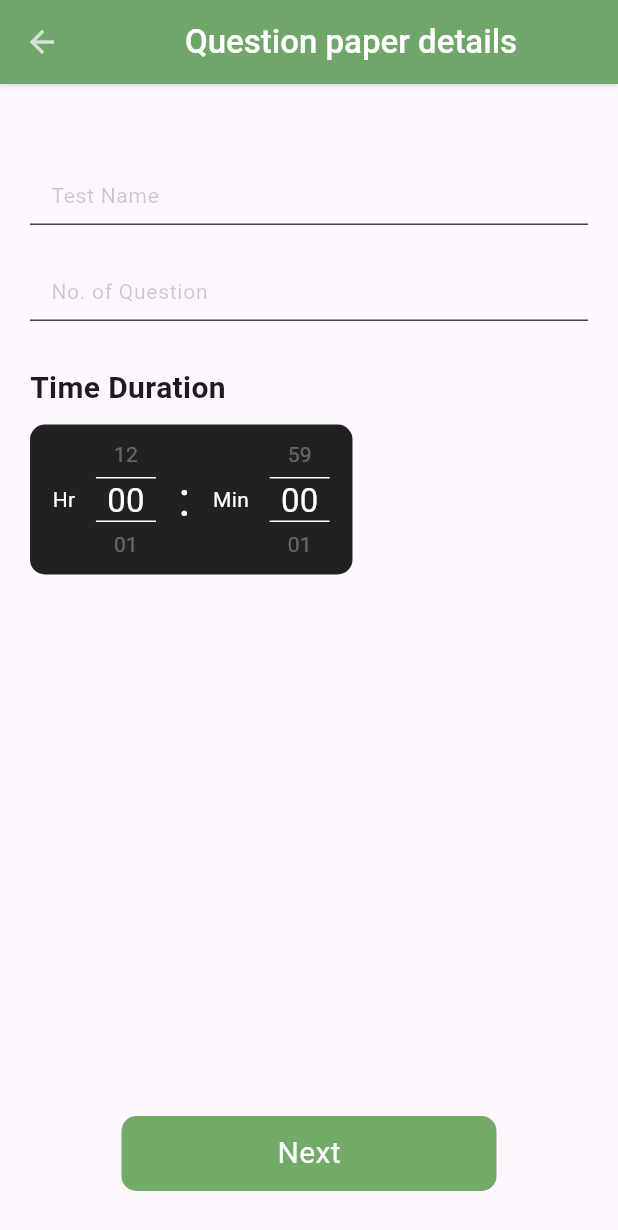
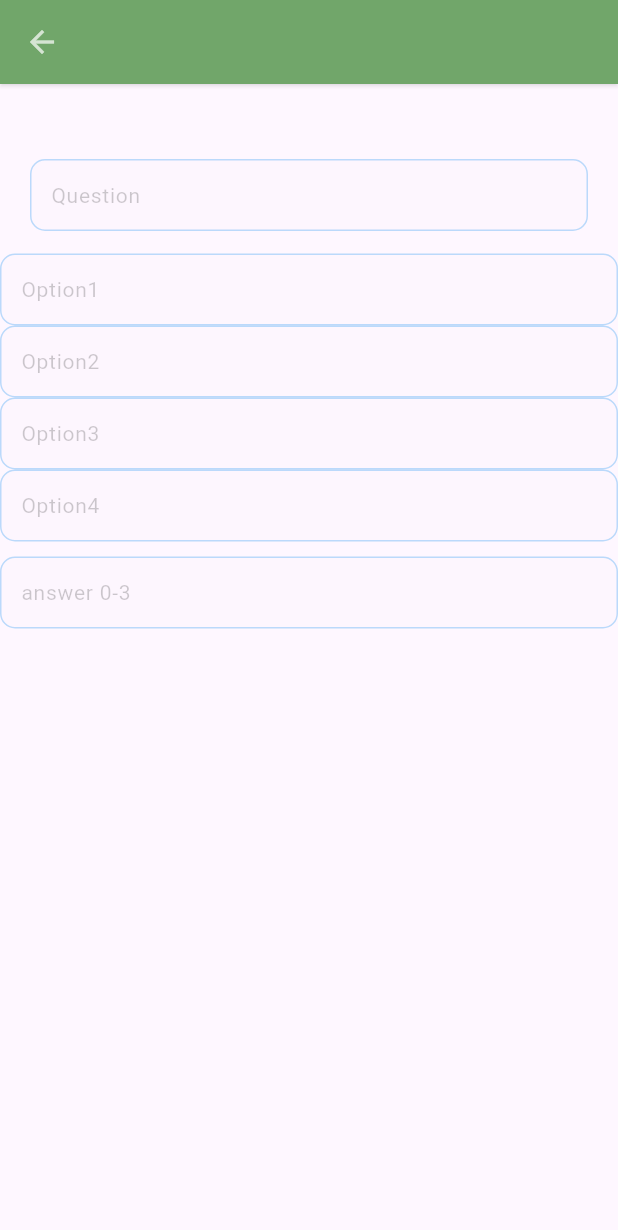
Before and after one commit to Lkgupta9723/E-TEST-APP-USING-FLUTTER, a Flutter app: the design_question_paper screen opened directly, after a tap on "Next", on a phone screen of 412 x 824 dp. Shown: the top 1230 px of the screen. Run offline on Flutter 3.47's test engine with Material 3 defaults, Android fonts, the phone set to English and light mode, and no system bars; drawn by our look-alikes of numberpicker; our stand-ins replace get; Roboto replaces fonts that are missing (SFProText).

Commit message:
kuch aage kaam start kiya h ui ka question vale page par

```diff
--- a/lib/controllers/question_controller.dart
+++ b/lib/controllers/question_controller.dart
@@ -1,6 +1,11 @@
+import 'package:flutter/material.dart';
 import 'package:get/get.dart';
 
 class QuestionController extends GetxController {
   var Hour = 0.obs;
   var Min = 0.obs;
+
+  TextEditingController testName = TextEditingController();
+  TextEditingController question_count = TextEditingController();
+  TextEditingController question = TextEditingController();
 }
--- a/lib/views/admindashboard/designQuestionPaper.dart
+++ b/lib/views/admindashboard/designQuestionPaper.dart
@@ -1,6 +1,8 @@
 import 'package:collegeapp/controllers/question_controller.dart';
 import 'package:collegeapp/views/admindashboard/adminfirstpage.dart';
+import 'package:collegeapp/views/admindashboard/questionPaperFilling.dart';
 import 'package:flutter/material.dart';
+import 'package:get/get.dart';
 import 'package:get/get_core/src/get_main.dart';
 import 'package:get/get_instance/get_instance.dart';
 import 'package:get/get_state_manager/get_state_manager.dart';
@@ -13,11 +15,10 @@ class design_question_paper extends StatefulWidget {
   State<design_question_paper> createState() => _design_question_paperState();
 }
 
-TextEditingController testName = TextEditingController();
-TextEditingController question_count = TextEditingController();
-
 class _design_question_paperState extends State<design_question_paper> {
   final QuestionController questionController = Get.put(QuestionController());
+
+  var get;
 
   @override
   Widget build(BuildContext context) {
@@ -57,10 +58,8 @@ class _design_question_paperState extends State<design_question_paper> {
             child: SizedBox(
               height: 44,
               child: TextField(
-                onChanged: (v) {
-                  setState(() {});
-                },
-                controller: testName,
+                onChanged: (v) {},
+                controller: questionController.testName,
                 style: const TextStyle(fontSize: 16),
                 cursorColor: Colors.grey,
                 decoration: InputDecoration(
@@ -83,10 +82,8 @@ class _design_question_paperState extends State<design_question_paper> {
             child: SizedBox(
               height: 44,
               child: TextField(
-                onChanged: (v) {
-                  setState(() {});
-                },
-                controller: question_count,
+                onChanged: (v) {},
+                controller: questionController.question_count,
                 style: const TextStyle(fontSize: 16),
                 cursorColor: Colors.grey,
                 decoration: InputDecoration(
@@ -200,7 +197,13 @@ class _design_question_paperState extends State<design_question_paper> {
             child: Padding(
               padding: const EdgeInsets.only(bottom: 30),
               child: InkWell(
-                onTap: () {},
+                onTap: () {
+                  Navigator.of(context).push(
+                    MaterialPageRoute(builder: (context) {
+                      return const QuestionPapaerFilling();
+                    }),
+                  );
+                },
                 child: Container(
                   height: 50,
                   width: 250,
--- /dev/null
+++ b/lib/views/admindashboard/questionPaperFilling.dart
@@ -0,0 +1,151 @@
+import 'package:collegeapp/controllers/question_controller.dart';
+import 'package:collegeapp/views/admindashboard/designQuestionPaper.dart';
+import 'package:flutter/material.dart';
+import 'package:get/get_core/src/get_main.dart';
+import 'package:get/get_instance/get_instance.dart';
+
+class QuestionPapaerFilling extends StatefulWidget {
+  const QuestionPapaerFilling({super.key});
+
+  @override
+  State<QuestionPapaerFilling> createState() => _QuestionPapaerFillingState();
+}
+
+class _QuestionPapaerFillingState extends State<QuestionPapaerFilling> {
+  final QuestionController questionController = Get.put(QuestionController());
+  @override
+  Widget build(BuildContext context) {
+    return Scaffold(
+      appBar: AppBar(
+        backgroundColor: const Color.fromRGBO(114, 170, 104, 1.0),
+        shadowColor: Colors.black45,
+        elevation: BorderSide.strokeAlignOutside,
+        automaticallyImplyLeading: false,
+        leading: IconButton(
+            onPressed: () {
+              Navigator.of(context).pushAndRemoveUntil(
+                  MaterialPageRoute(builder: (context) {
+                return const design_question_paper();
+              }), (route) => false);
+            },
+            icon: const Icon(
+              Icons.arrow_back,
+              color: Colors.white70,
+            )),
+        title: Center(
+          child: Text(
+            '${questionController.testName.text}',
+            style: TextStyle(color: Colors.white),
+          ),
+        ),
+      ),
+      body: Column(
+        mainAxisAlignment: MainAxisAlignment.start,
+        children: [
+          Padding(
+            padding: const EdgeInsets.only(left: 20, right: 20, top: 50),
+            child: TextField(
+              onChanged: (v) {},
+              controller: questionController.question,
+              style: const TextStyle(fontSize: 16),
+              maxLines: 5,
+              minLines: 1,
+              cursorColor: Colors.grey,
+              decoration: InputDecoration(
+                filled: true,
+                fillColor: const Color(0xffF2F2F2).withOpacity(0.1),
+                hintText: 'Question',
+                hintStyle: TextStyle(
+                    fontWeight: FontWeight.w400,
+                    color: Colors.black.withOpacity(0.2),
+                    fontSize: 14),
+                contentPadding: const EdgeInsets.only(left: 10, right: 10),
+                focusedBorder: const OutlineInputBorder(
+                    borderRadius: BorderRadius.all(Radius.circular(10)),
+                    borderSide: BorderSide(color: Colors.blue)),
+                border: OutlineInputBorder(
+                    borderRadius: const BorderRadius.all(Radius.circular(10)),
+                    borderSide:
+                        BorderSide(color: Colors.blue.withOpacity(0.5))),
+                enabledBorder: OutlineInputBorder(
+                    borderRadius: BorderRadius.all(Radius.circular(10)),
+                    borderSide:
+                        BorderSide(color: Colors.blue.withOpacity(0.3))),
+                disabledBorder: OutlineInputBorder(
+                    borderRadius: BorderRadius.all(Radius.circular(10)),
+                    borderSide:
+                        BorderSide(color: Colors.blue.withOpacity(0.5))),
+              ),
+            ),
+          ),
+          const SizedBox(
+            height: 15,
+          ),
+          for (var i = 0; i < 4; i++)
+            TextField(
+              onChanged: (v) {},
+              //controller: option,
+              style: const TextStyle(fontSize: 16),
+              cursorColor: Colors.grey,
+              decoration: InputDecoration(
+                filled: true,
+                fillColor: const Color(0xffF2F2F2).withOpacity(0.1),
+                hintText: 'Option${i + 1}',
+                hintStyle: TextStyle(
+                    fontWeight: FontWeight.w400,
+                    color: Colors.black.withOpacity(0.2),
+                    fontSize: 14),
+                contentPadding: const EdgeInsets.only(left: 10, right: 10),
+                focusedBorder: const OutlineInputBorder(
+                    borderRadius: BorderRadius.all(Radius.circular(10)),
+                    borderSide: BorderSide(color: Colors.blue)),
+                border: OutlineInputBorder(
+                    borderRadius: const BorderRadius.all(Radius.circular(10)),
+                    borderSide:
+                        BorderSide(color: Colors.blue.withOpacity(0.5))),
+                enabledBorder: OutlineInputBorder(
+                    borderRadius: BorderRadius.all(Radius.circular(10)),
+                    borderSide:
+                        BorderSide(color: Colors.blue.withOpacity(0.3))),
+                disabledBorder: OutlineInputBorder(
+                    borderRadius: BorderRadius.all(Radius.circular(10)),
+                    borderSide:
+                        BorderSide(color: Colors.blue.withOpacity(0.5))),
+              ),
+            ),
+          const SizedBox(
+            height: 10,
+          ),
+          TextField(
+            onChanged: (v) {},
+            //controller: option,
+            style: const TextStyle(fontSize: 16),
+            cursorColor: Colors.grey,
+            decoration: InputDecoration(
+              filled: true,
+              fillColor: const Color(0xffF2F2F2).withOpacity(0.1),
+              hintText: 'answer 0-3',
+              hintStyle: TextStyle(
+                  fontWeight: FontWeight.w400,
+                  color: Colors.black.withOpacity(0.2),
+                  fontSize: 14),
+              contentPadding: const EdgeInsets.only(left: 10, right: 10),
+              focusedBorder: const OutlineInputBorder(
+                  borderRadius: BorderRadius.all(Radius.circular(10)),
+                  borderSide: BorderSide(color: Colors.blue)),
+              border: OutlineInputBorder(
+                  borderRadius: const BorderRadius.all(Radius.circular(10)),
+                  borderSide: BorderSide(color: Colors.blue.withOpacity(0.5))),
+              enabledBorder: OutlineInputBorder(
+                  borderRadius: BorderRadius.all(Radius.circular(10)),
+                  borderSide: BorderSide(color: Colors.blue.withOpacity(0.3))),
+              disabledBorder: OutlineInputBorder(
+                  borderRadius: BorderRadius.all(Radius.circular(10)),
+                  borderSide: BorderSide(color: Colors.blue.withOpacity(0.5))),
+            ),
+          )
+        ],
+      ),
+    );
+  }
+}
```
